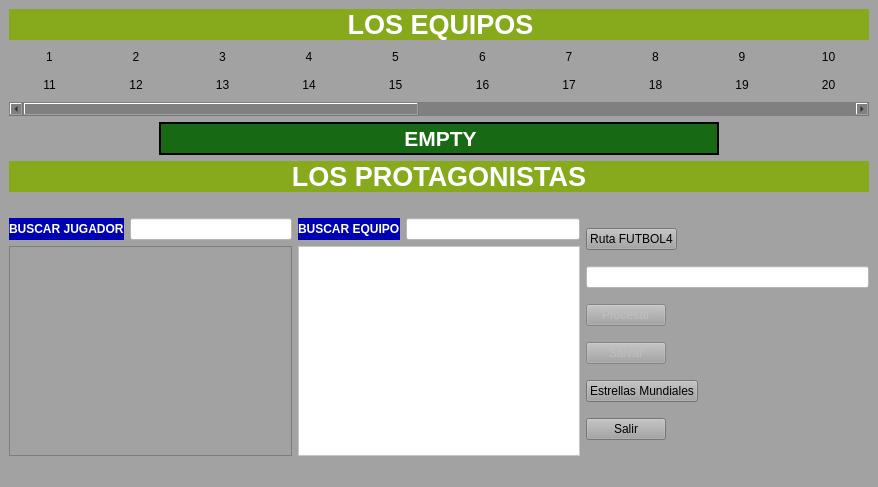
First picture: the form in FUTBOL_RELOAD/mainwindow.ui, repository pcnimdock/FUTBOL_RELOAD, before the edit.
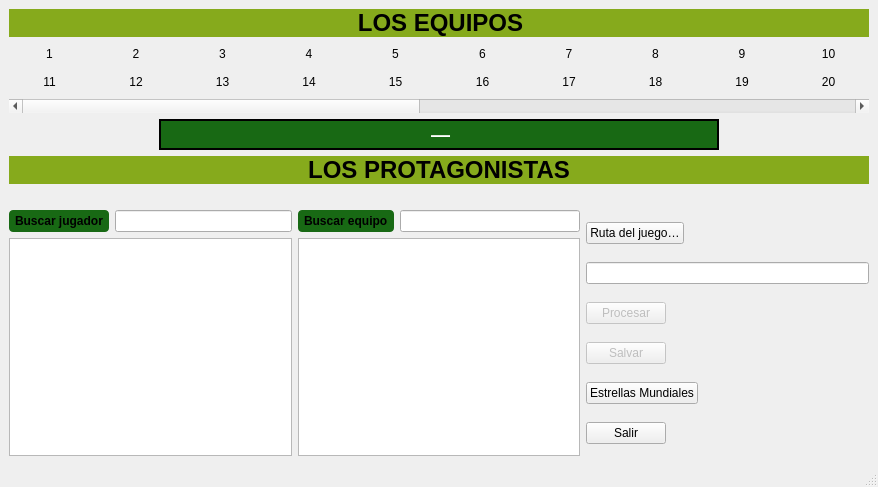
Second picture: the form after the edit. Icons and pictures are not drawn. Custom widgets are drawn as their Qt base class.

The edit to the form file:
```diff
--- a/FUTBOL_RELOAD/mainwindow.ui
+++ b/FUTBOL_RELOAD/mainwindow.ui
@@ -17,9 +17,6 @@
    <iconset resource="resource.qrc">
     <normaloff>:/img/img/logo.png</normaloff>:/img/img/logo.png</iconset>
   </property>
-  <property name="styleSheet">
-   <string notr="true">background-color: rgb(162, 162, 162);</string>
-  </property>
   <property name="toolButtonStyle">
    <enum>Qt::ToolButtonFollowStyle</enum>
   </property>
@@ -56,7 +53,7 @@
          <number>6</number>
         </property>
         <property name="text">
-         <string>&lt;html&gt;&lt;head/&gt;&lt;body&gt;&lt;p align=&quot;center&quot;&gt;&lt;span style=&quot; font-size:20pt; font-weight:600; color:#ffffff;&quot;&gt;LOS EQUIPOS&lt;/span&gt;&lt;/p&gt;&lt;/body&gt;&lt;/html&gt;</string>
+         <string>&lt;html&gt;&lt;head/&gt;&lt;body&gt;&lt;p align=&quot;center&quot;&gt;&lt;span style=&quot; font-size:18pt; font-weight:600;&quot;&gt;LOS EQUIPOS&lt;/span&gt;&lt;/p&gt;&lt;/body&gt;&lt;/html&gt;</string>
         </property>
        </widget>
       </item>
@@ -274,9 +271,6 @@
       </item>
       <item>
        <widget class="QScrollBar" name="horizontalScrollBar">
-        <property name="styleSheet">
-         <string notr="true">background-color: rgb(128, 128, 128);</string>
-        </property>
         <property name="maximum">
          <number>11</number>
         </property>
@@ -305,7 +299,7 @@
 </string>
         </property>
         <property name="text">
-         <string>&lt;html&gt;&lt;head/&gt;&lt;body&gt;&lt;p align=&quot;center&quot;&gt;&lt;span style=&quot; font-size:16pt; font-weight:600; color:#ffffff;&quot;&gt;EMPTY&lt;/span&gt;&lt;/p&gt;&lt;/body&gt;&lt;/html&gt;</string>
+         <string>&lt;html&gt;&lt;head/&gt;&lt;body&gt;&lt;p align=&quot;center&quot;&gt;&lt;span style=&quot; font-size:14pt; font-weight:600;&quot;&gt;—&lt;/span&gt;&lt;/p&gt;&lt;/body&gt;&lt;/html&gt;</string>
         </property>
         <property name="margin">
          <number>0</number>
@@ -321,7 +315,7 @@
 </string>
         </property>
         <property name="text">
-         <string>&lt;html&gt;&lt;head/&gt;&lt;body&gt;&lt;p align=&quot;center&quot;&gt;&lt;span style=&quot; font-size:20pt; font-weight:600; color:#ffffff;&quot;&gt;LOS PROTAGONISTAS&lt;/span&gt;&lt;/p&gt;&lt;/body&gt;&lt;/html&gt;</string>
+         <string>&lt;html&gt;&lt;head/&gt;&lt;body&gt;&lt;p align=&quot;center&quot;&gt;&lt;span style=&quot; font-size:18pt; font-weight:600;&quot;&gt;LOS PROTAGONISTAS&lt;/span&gt;&lt;/p&gt;&lt;/body&gt;&lt;/html&gt;</string>
         </property>
        </widget>
       </item>
@@ -351,28 +345,20 @@
             <item>
              <widget class="QLabel" name="label_4">
               <property name="styleSheet">
-               <string notr="true">background-color:#0000b3;</string>
+               <string notr="true">background-color: rgb(24, 105, 20); border-radius: 4px; padding: 3px;</string>
               </property>
               <property name="text">
-               <string>&lt;html&gt;&lt;head/&gt;&lt;body&gt;&lt;p&gt;&lt;span style=&quot; font-weight:600; color:#ffffff;&quot;&gt;BUSCAR JUGADOR&lt;/span&gt;&lt;/p&gt;&lt;/body&gt;&lt;/html&gt;</string>
+               <string>&lt;html&gt;&lt;head/&gt;&lt;body&gt;&lt;p&gt;&lt;span style=&quot; font-weight:600;&quot;&gt;Buscar jugador&lt;/span&gt;&lt;/p&gt;&lt;/body&gt;&lt;/html&gt;</string>
               </property>
              </widget>
             </item>
             <item>
-             <widget class="QLineEdit" name="lineEdit_2">
-              <property name="styleSheet">
-               <string notr="true">background-color: rgb(255, 255, 255);</string>
-              </property>
-             </widget>
+             <widget class="QLineEdit" name="lineEdit_2"/>
             </item>
            </layout>
           </item>
           <item>
            <widget class="QTableView" name="tableView_jugadores">
-            <property name="styleSheet">
-             <string notr="true">background-color: rgb(255, 255, 255);
-QHeaderView::section { color:white; background-color:#232326; }</string>
-            </property>
             <property name="editTriggers">
              <set>QAbstractItemView::NoEditTriggers</set>
             </property>
@@ -391,27 +377,20 @@
             <item>
              <widget class="QLabel" name="label_5">
               <property name="styleSheet">
-               <string notr="true">background-color:#0000b3;</string>
+               <string notr="true">background-color: rgb(24, 105, 20); border-radius: 4px; padding: 3px;</string>
               </property>
               <property name="text">
-               <string>&lt;html&gt;&lt;head/&gt;&lt;body&gt;&lt;p&gt;&lt;span style=&quot; font-weight:600; color:#ffffff;&quot;&gt;BUSCAR EQUIPO&lt;/span&gt;&lt;/p&gt;&lt;/body&gt;&lt;/html&gt;</string>
+               <string>&lt;html&gt;&lt;head/&gt;&lt;body&gt;&lt;p&gt;&lt;span style=&quot; font-weight:600;&quot;&gt;Buscar equipo&lt;/span&gt;&lt;/p&gt;&lt;/body&gt;&lt;/html&gt;</string>
               </property>
              </widget>
             </item>
             <item>
-             <widget class="QLineEdit" name="lineEdit_3">
-              <property name="styleSheet">
-               <string notr="true">background-color: rgb(255, 255, 255);</string>
-              </property>
-             </widget>
+             <widget class="QLineEdit" name="lineEdit_3"/>
             </item>
            </layout>
           </item>
           <item>
            <widget class="QTableView" name="tableView_equipos">
-            <property name="styleSheet">
-             <string notr="true">background-color: rgb(255, 255, 255);</string>
-            </property>
             <property name="editTriggers">
              <set>QAbstractItemView::NoEditTriggers</set>
             </property>
@@ -432,7 +411,7 @@
            </sizepolicy>
           </property>
           <property name="text">
-           <string>Ruta FUTBOL4</string>
+           <string>Ruta del juego…</string>
           </property>
          </widget>
         </item>
@@ -444,9 +423,6 @@
             <verstretch>0</verstretch>
            </sizepolicy>
           </property>
-          <property name="styleSheet">
-           <string notr="true">background-color: rgb(255, 255, 255);</string>
-          </property>
          </widget>
         </item>
         <item>
```
Left out of the diff: 2 changed lines with no effect on the pictures.
